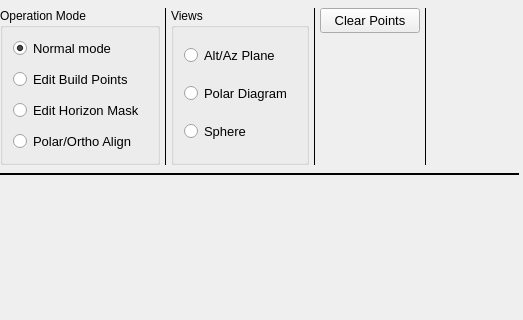
mworion/MountWizzard4, file mw4/gui/widgets/hemisphere.ui: the form before one commit; both pictures show x 277 to 800 and y 0 to 320 of the 800 by 600 pixel window.
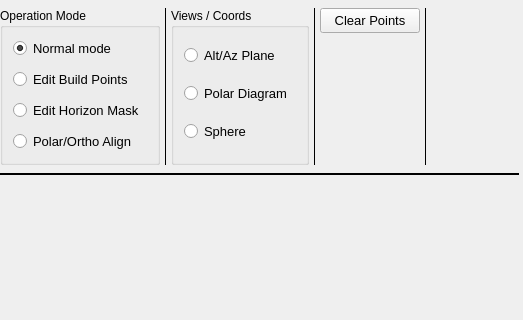
The form after the commit.

```diff
--- a/mw4/gui/widgets/hemisphere.ui
+++ b/mw4/gui/widgets/hemisphere.ui
@@ -278,7 +278,7 @@
      <item>
       <widget class="QGroupBox" name="groupBox">
        <property name="title">
-        <string>Views</string>
+        <string>Views / Coords</string>
        </property>
        <layout class="QGridLayout" name="gridLayout_4">
         <property name="leftMargin">
```
